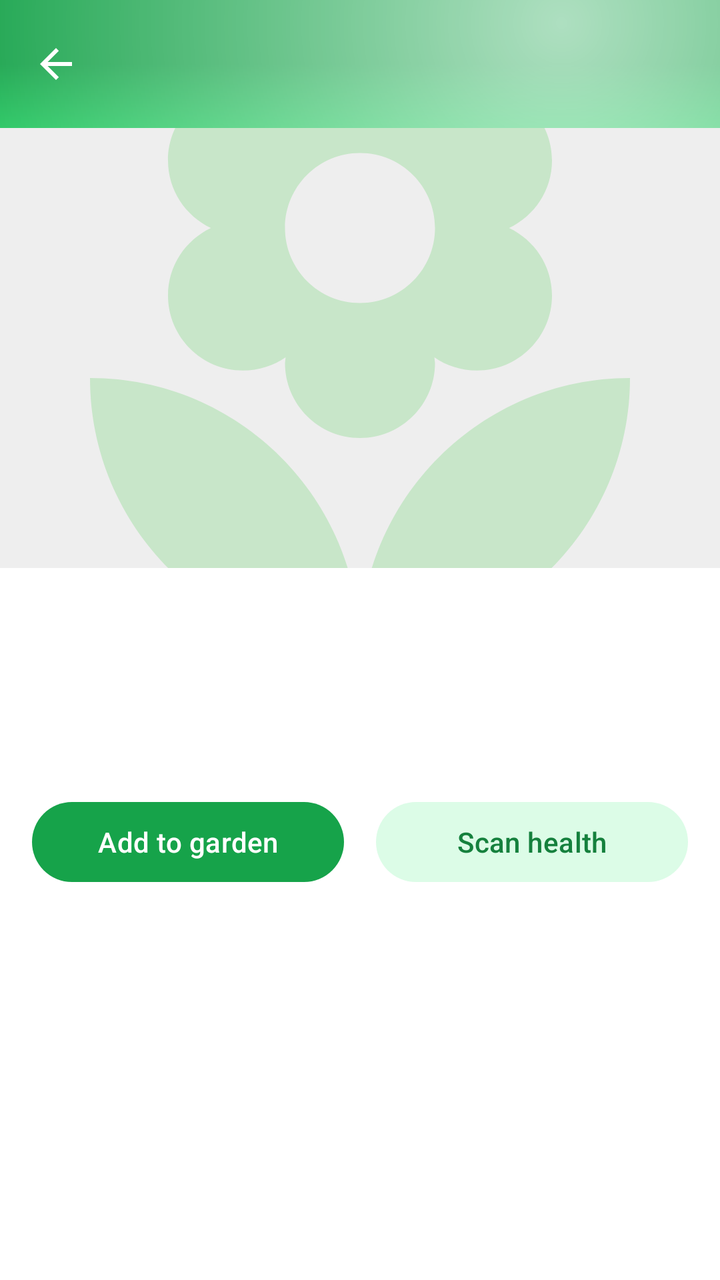
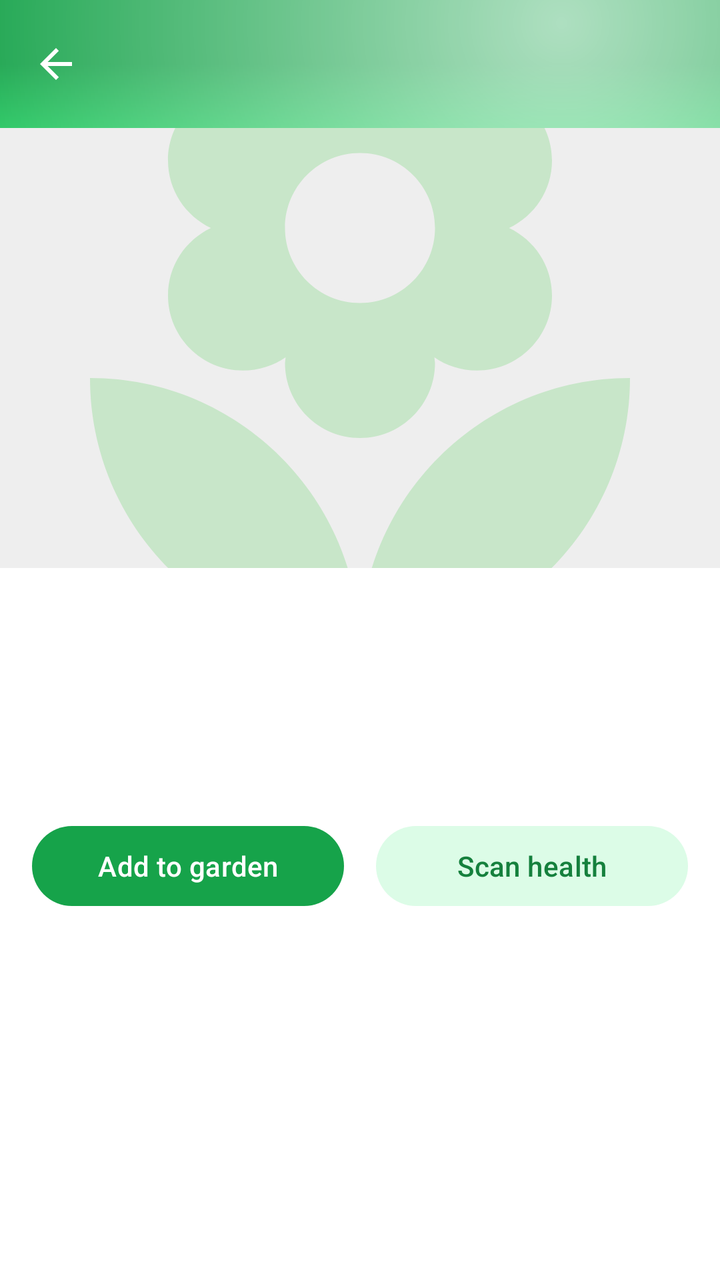

The first picture is an Android layout as it rendered before a commit; the second is the same layout after the commit. The layout source and the unified diff follow.
<!-- AndroidManifest.xml: application theme Theme.PlantDiseases -->
<!-- res/layout/activity_species_detail.xml -->
<?xml version="1.0" encoding="utf-8"?>
<androidx.coordinatorlayout.widget.CoordinatorLayout xmlns:android="http://schemas.android.com/apk/res/android"
    xmlns:app="http://schemas.android.com/apk/res-auto"
    android:layout_width="match_parent"
    android:layout_height="match_parent"
    android:background="@color/background">

    <com.google.android.material.appbar.AppBarLayout
        android:id="@+id/appbar"
        android:layout_width="match_parent"
        android:layout_height="wrap_content"
        android:background="@drawable/bg_toolbar_gradient"
        app:elevation="0dp">

        <com.google.android.material.appbar.MaterialToolbar
            android:id="@+id/species_toolbar"
            android:layout_width="match_parent"
            android:layout_height="64dp"
            app:navigationIcon="@drawable/ic_back"
            app:navigationIconTint="@color/toolbar_title"
            app:titleTextColor="@color/toolbar_title" />
    </com.google.android.material.appbar.AppBarLayout>

    <androidx.core.widget.NestedScrollView
        android:id="@+id/species_scroll"
        android:layout_width="match_parent"
        android:layout_height="match_parent"
        android:clipToPadding="false"
        app:layout_behavior="@string/appbar_scrolling_view_behavior">

        <LinearLayout
            android:layout_width="match_parent"
            android:layout_height="wrap_content"
            android:orientation="vertical"
            android:paddingBottom="@dimen/space_3xl">

            <ImageView
                android:id="@+id/iv_species_hero"
                android:layout_width="match_parent"
                android:layout_height="220dp"
                android:background="#11000000"
                android:scaleType="centerCrop"
                android:src="@drawable/ic_plant_placeholder"
                android:contentDescription="@null" />

            
            <HorizontalScrollView
                android:id="@+id/photo_strip_scroll"
                android:layout_width="match_parent"
                android:layout_height="wrap_content"
                android:clipToPadding="false"
                android:paddingHorizontal="@dimen/content_gutter"
                android:paddingTop="@dimen/space_md"
                android:scrollbars="none"
                android:visibility="gone">

                <LinearLayout
                    android:id="@+id/photo_strip"
                    android:layout_width="wrap_content"
                    android:layout_height="wrap_content"
                    android:orientation="horizontal" />
            </HorizontalScrollView>

            <LinearLayout
                android:layout_width="match_parent"
                android:layout_height="wrap_content"
                android:orientation="vertical"
                android:paddingHorizontal="@dimen/content_gutter"
                android:paddingTop="@dimen/space_lg">

                <TextView
                    android:id="@+id/tv_species_title"
                    android:layout_width="match_parent"
                    android:layout_height="wrap_content"
                    android:fontFamily="sans-serif-medium"
                    android:textColor="@color/on_surface"
                    android:textSize="@dimen/text_headline" />

                <TextView
                    android:id="@+id/tv_species_scientific"
                    android:layout_width="match_parent"
                    android:layout_height="wrap_content"
                    android:textColor="@color/on_surface_secondary"
                    android:textSize="@dimen/text_body_sm"
                    android:textStyle="italic" />

                <ProgressBar
                    android:id="@+id/progress"
                    android:layout_width="wrap_content"
                    android:layout_height="wrap_content"
                    android:layout_marginTop="@dimen/space_md"
                    android:visibility="gone" />

                <TextView
                    android:id="@+id/tv_species_extract"
                    android:layout_width="match_parent"
                    android:layout_height="wrap_content"
                    android:layout_marginTop="@dimen/space_md"
                    android:lineSpacingExtra="3dp"
                    android:textColor="@color/on_surface"
                    android:textSize="@dimen/text_body" />

                <com.google.android.material.button.MaterialButton
                    android:id="@+id/btn_wikipedia"
                    style="@style/Widget.Material3.Button.TextButton"
                    android:layout_width="wrap_content"
                    android:layout_height="wrap_content"
                    android:layout_marginTop="@dimen/space_xs"
                    android:text="@string/identify_wikipedia"
                    android:visibility="gone" />

                
                <com.google.android.material.card.MaterialCardView
                    android:id="@+id/card_care"
                    android:layout_width="match_parent"
                    android:layout_height="wrap_content"
                    android:layout_marginTop="@dimen/space_md"
                    android:visibility="gone"
                    app:cardBackgroundColor="@color/surface_variant"
                    app:cardCornerRadius="@dimen/radius_md"
                    app:cardElevation="0dp">

                    <LinearLayout
                        android:layout_width="match_parent"
                        android:layout_height="wrap_content"
                        android:orientation="vertical"
                        android:padding="@dimen/space_lg">

                        <TextView
                            android:layout_width="match_parent"
                            android:layout_height="wrap_content"
                            android:text="@string/identify_care_title"
                            android:fontFamily="sans-serif-medium"
                            android:textColor="@color/on_surface"
                            android:textSize="@dimen/text_body" />

                        <TextView
                            android:id="@+id/tv_care_body"
                            android:layout_width="match_parent"
                            android:layout_height="wrap_content"
                            android:layout_marginTop="@dimen/space_xs"
                            android:lineSpacingExtra="3dp"
                            android:textColor="@color/on_surface_secondary"
                            android:textSize="@dimen/text_body_sm" />
                    </LinearLayout>
                </com.google.android.material.card.MaterialCardView>

                
                <com.google.android.material.card.MaterialCardView
                    android:id="@+id/card_toxicity"
                    android:layout_width="match_parent"
                    android:layout_height="wrap_content"
                    android:layout_marginTop="@dimen/space_md"
                    android:visibility="gone"
                    app:cardCornerRadius="@dimen/radius_lg"
                    app:cardElevation="0dp">

                    <LinearLayout
                        android:layout_width="match_parent"
                        android:layout_height="wrap_content"
                        android:orientation="horizontal"
                        android:gravity="center_vertical"
                        android:padding="@dimen/space_lg">

                        <ImageView
                            android:id="@+id/iv_toxicity_icon"
                            android:layout_width="32dp"
                            android:layout_height="32dp"
                            android:src="@drawable/ic_warning"
                            android:contentDescription="@null"
                            android:importantForAccessibility="no" />

                        <LinearLayout
                            android:layout_width="0dp"
                            android:layout_height="wrap_content"
                            android:layout_weight="1"
                            android:layout_marginStart="@dimen/space_md"
                            android:orientation="vertical">

                            <TextView
                                android:id="@+id/tv_toxicity_title"
                                android:layout_width="wrap_content"
                                android:layout_height="wrap_content"
                                android:textSize="@dimen/text_body"
                                android:fontFamily="sans-serif-medium" />

                            <TextView
                                android:id="@+id/tv_toxicity_body"
                                android:layout_width="match_parent"
                                android:layout_height="wrap_content"
                                android:layout_marginTop="@dimen/space_xs"
                                android:textSize="@dimen/text_body_sm"
                                android:textColor="@color/on_surface_secondary"
                                android:lineSpacingExtra="2dp" />

                        </LinearLayout>

                    </LinearLayout>

                </com.google.android.material.card.MaterialCardView>

                
                <TextView
                    android:id="@+id/tv_diseases_title"
                    android:layout_width="match_parent"
                    android:layout_height="wrap_content"
                    android:layout_marginTop="@dimen/space_lg"
                    android:fontFamily="sans-serif-medium"
                    android:text="@string/species_common_problems"
                    android:textColor="@color/on_surface"
                    android:textSize="@dimen/text_body"
                    android:visibility="gone" />

                <TextView
                    android:id="@+id/tv_diseases_subtitle"
                    android:layout_width="match_parent"
                    android:layout_height="wrap_content"
                    android:layout_marginTop="2dp"
                    android:textColor="@color/on_surface_secondary"
                    android:textSize="@dimen/text_body_sm"
                    android:visibility="gone" />

                <ProgressBar
                    android:id="@+id/pb_diseases"
                    style="?android:attr/progressBarStyleSmall"
                    android:layout_width="wrap_content"
                    android:layout_height="wrap_content"
                    android:layout_marginTop="@dimen/space_sm"
                    android:visibility="gone" />

                <LinearLayout
                    android:id="@+id/list_diseases"
                    android:layout_width="match_parent"
                    android:layout_height="wrap_content"
                    android:layout_marginTop="@dimen/space_xs"
                    android:orientation="vertical"
                    android:visibility="gone" />

                
                <LinearLayout
                    android:layout_width="match_parent"
                    android:layout_height="wrap_content"
                    android:layout_marginTop="@dimen/space_lg"
                    android:baselineAligned="false"
                    android:orientation="horizontal">

                    <com.google.android.material.button.MaterialButton
                        android:id="@+id/btn_add_garden"
                        android:layout_width="0dp"
                        android:layout_height="match_parent"
                        android:layout_weight="1"
                        android:layout_marginEnd="@dimen/space_sm"
                        android:text="@string/identify_add_garden" />

                    <com.google.android.material.button.MaterialButton
                        android:id="@+id/btn_scan_health"
                        style="@style/Widget.Material3.Button.TonalButton"
                        android:layout_width="0dp"
                        android:layout_height="match_parent"
                        android:layout_weight="1"
                        android:layout_marginStart="@dimen/space_sm"
                        android:text="@string/identify_scan_health" />
                </LinearLayout>
            </LinearLayout>
        </LinearLayout>
    </androidx.core.widget.NestedScrollView>
</androidx.coordinatorlayout.widget.CoordinatorLayout>
<!-- resources referenced by this layout -->
<resources>
  <color name="background">#FFFFFF</color>
  <color name="on_surface">#052E16</color>
  <color name="on_surface_secondary">#4B5563</color>
  <color name="surface_variant">#F0FDF4</color>
  <color name="toolbar_title">#FFFFFF</color>
  <dimen name="content_gutter">16dp</dimen>
  <dimen name="radius_lg">22dp</dimen>
  <dimen name="radius_md">16dp</dimen>
  <dimen name="space_3xl">32dp</dimen>
  <dimen name="space_lg">16dp</dimen>
  <dimen name="space_md">12dp</dimen>
  <dimen name="space_sm">8dp</dimen>
  <dimen name="space_xs">4dp</dimen>
  <dimen name="text_body">14sp</dimen>
  <dimen name="text_body_sm">13sp</dimen>
  <dimen name="text_headline">24sp</dimen>
  <!-- drawable ic_back (drawable) -->
  <vector xmlns:android="http://schemas.android.com/apk/res/android" android:width="24dp" android:height="24dp" android:viewportWidth="24" android:viewportHeight="24">
      <path android:fillColor="#000000" android:pathData="M20,11H7.83l5.59,-5.59L12,4l-8,8 8,8 1.41,-1.41L7.83,13H20v-2z"/>
  </vector>
  <!-- drawable ic_warning (drawable) -->
  <vector xmlns:android="http://schemas.android.com/apk/res/android"
      android:width="24dp"
      android:height="24dp"
      android:viewportWidth="24"
      android:viewportHeight="24"
      android:tint="@color/warning_amber">
      <path
          android:fillColor="@android:color/white"
          android:pathData="M12,2L1,21h22L12,2zM13,18h-2v-2h2v2zM13,14h-2v-4h2v4z" />
  </vector>
  <string name="identify_add_garden">Add to garden</string>
  <string name="identify_care_title">Care at a glance</string>
  <string name="identify_scan_health">Scan health</string>
  <string name="identify_wikipedia">Read on Wikipedia</string>
  <string name="species_common_problems">Common problems to watch for</string>
  <color name="toolbar_top">#16A34A</color>
  <color name="gradient_mid">#16A34A</color>
  <color name="toolbar_bottom">#22C55E</color>
  <color name="glass_white_soft">#A6FFFFFF</color>
  <color name="warning_amber">#D97706</color>
  <color name="primary">#16A34A</color>
  <color name="primary_dark">#15803D</color>
  <color name="on_primary">#FFFFFF</color>
  <color name="primary_light">#DCFCE7</color>
  <color name="secondary">#4ADE80</color>
  <color name="on_secondary">#052E16</color>
  <color name="surface">#FFFFFF</color>
  <color name="surface_container_low">#F4FBF6</color>
  <color name="surface_container">#ECF7F0</color>
  <style name="App.FAB" parent="Widget.Material3.FloatingActionButton.Primary">
          <item name="backgroundTint">@color/primary</item>
          <item name="tint">@color/on_primary</item>
          <item name="rippleColor">@color/primary_dark</item>
          <item name="elevation">6dp</item>
          <item name="hoveredFocusedTranslationZ">8dp</item>
          <item name="pressedTranslationZ">10dp</item>
      </style>
  <style name="App.FAB.Extended" parent="Widget.Material3.ExtendedFloatingActionButton.Primary">
          <item name="backgroundTint">@color/primary</item>
          <item name="iconTint">@color/on_primary</item>
          <item name="android:textColor">@color/on_primary</item>
          <item name="rippleColor">@color/primary_dark</item>
          <item name="elevation">6dp</item>
          <item name="android:fontFamily">sans-serif-medium</item>
          <item name="android:letterSpacing">0.02</item>
      </style>
  <style name="ShapeAppearance.App.Button" parent="ShapeAppearance.Material3.Corner.Large">
          <item name="cornerSize">24dp</item>
      </style>
  <dimen name="space_2xl">24dp</dimen>
  <!-- unchanged entries left out for length: 4 -->
</resources>

<!-- the commit's change to res/layout/activity_species_detail.xml (unified diff, before → after) -->
@@ -110,40 +110,11 @@
                     android:visibility="gone" />
 
                 
-                <com.google.android.material.card.MaterialCardView
-                    android:id="@+id/card_care"
-                    android:layout_width="match_parent"
-                    android:layout_height="wrap_content"
-                    android:layout_marginTop="@dimen/space_md"
-                    android:visibility="gone"
-                    app:cardBackgroundColor="@color/surface_variant"
-                    app:cardCornerRadius="@dimen/radius_md"
-                    app:cardElevation="0dp">
-
-                    <LinearLayout
-                        android:layout_width="match_parent"
-                        android:layout_height="wrap_content"
-                        android:orientation="vertical"
-                        android:padding="@dimen/space_lg">
-
-                        <TextView
-                            android:layout_width="match_parent"
-                            android:layout_height="wrap_content"
-                            android:text="@string/identify_care_title"
-                            android:fontFamily="sans-serif-medium"
-                            android:textColor="@color/on_surface"
-                            android:textSize="@dimen/text_body" />
-
-                        <TextView
-                            android:id="@+id/tv_care_body"
-                            android:layout_width="match_parent"
-                            android:layout_height="wrap_content"
-                            android:layout_marginTop="@dimen/space_xs"
-                            android:lineSpacingExtra="3dp"
-                            android:textColor="@color/on_surface_secondary"
-                            android:textSize="@dimen/text_body_sm" />
-                    </LinearLayout>
-                </com.google.android.material.card.MaterialCardView>
+                <FrameLayout
+                    android:id="@+id/care_slot"
+                    android:layout_width="match_parent"
+                    android:layout_height="wrap_content"
+                    android:layout_marginTop="@dimen/space_md" />
 
                 
                 <com.google.android.material.card.MaterialCardView
<!-- resource entries referenced after the edit -->
@@ -7,7 +7,6 @@
   <color name="toolbar_title">#FFFFFF</color>
   <dimen name="content_gutter">16dp</dimen>
   <dimen name="radius_lg">22dp</dimen>
-  <dimen name="radius_md">16dp</dimen>
   <dimen name="space_3xl">32dp</dimen>
   <dimen name="space_lg">16dp</dimen>
   <dimen name="space_md">12dp</dimen>
@@ -32,7 +31,6 @@
           android:pathData="M12,2L1,21h22L12,2zM13,18h-2v-2h2v2zM13,14h-2v-4h2v4z" />
   </vector>
   <string name="identify_add_garden">Add to garden</string>
-  <string name="identify_care_title">Care at a glance</string>
   <string name="identify_scan_health">Scan health</string>
   <string name="identify_wikipedia">Read on Wikipedia</string>
   <string name="species_common_problems">Common problems to watch for</string>
